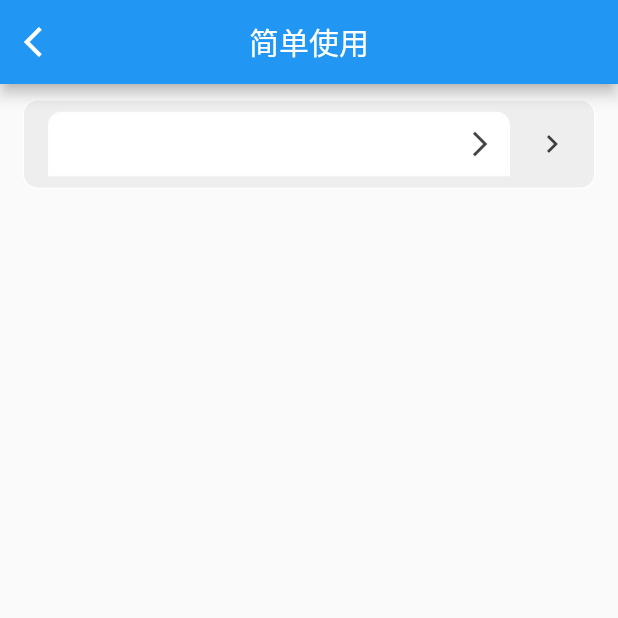
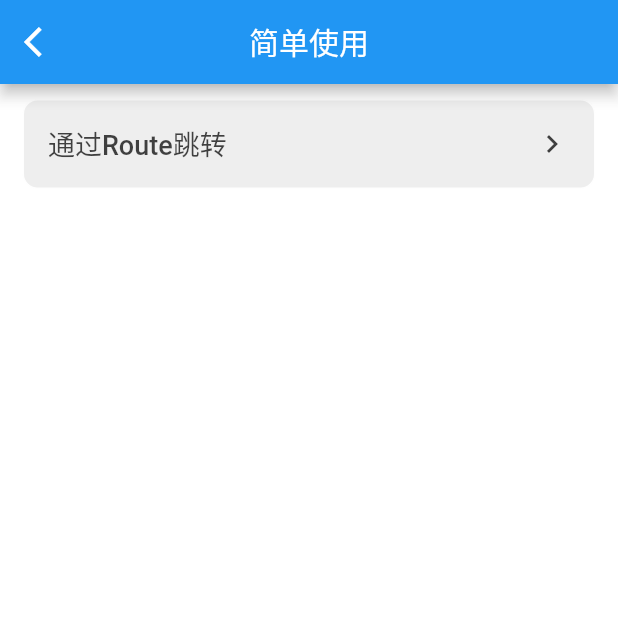
Before and after one commit to zhangxuehuio/flutter_navigo, a Flutter app: the FlutterApiBasePage screen opened directly, on a phone screen of 412 x 824 dp, the top half of it. Run offline on Flutter 3.47's test engine with Material 2 defaults, Android fonts, the phone set to English and light mode, and no system bars; statements that could not run were skipped.

Commit message:
家版本

```diff
--- a/example/lib/flutter_api_base_page.dart
+++ b/example/lib/flutter_api_base_page.dart
@@ -103,8 +103,10 @@ class _FlutterApiBasePageState extends State<FlutterApiBasePage>
     setState(() {
       if (expand) {
         animationController.forward();
+        iconColors = Color(0xff1296db);
       } else {
         animationController.reverse();
+        iconColors = Color(0xBB000000);
       }
     });
   }
@@ -112,6 +114,7 @@ class _FlutterApiBasePageState extends State<FlutterApiBasePage>
   @override
   Widget build(BuildContext context) {
     return Scaffold(
+      backgroundColor: Colors.white70,
       appBar: AppBar(
         leading: Icon(Icons.arrow_back_ios),
         centerTitle: true,
@@ -119,36 +122,13 @@ class _FlutterApiBasePageState extends State<FlutterApiBasePage>
       ),
       body: ListView(
         children: <Widget>[
-          _buildItem("","",(c){}),
-          /// (title: Text('第一列')),
-//          ExpansionTile(
-//            title: const Text('通过Route跳转'),
-//            backgroundColor: Colors.white,
-//            trailing: RotationTransition(
-//              turns: animation,
-//              child: Icon(
-//                Icons.chevron_right,
-//                color: iconColors,
-//              ),
-//            ),
-//            onExpansionChanged: (bool) {
-//              _changeOpacity(bool);
-//            },
-//            children: const <Widget>[
-//              ListTile(title: Text('One')),
-//              ListTile(title: Text('Two')),
-//              ListTile(title: Text('Free')),
-//              ListTile(title: Text('Four'))
-//            ],
-//          ),
-//          const ListTile(title: Text('第三列')),
+          _buildItem('通过Route跳转', list),
         ],
       ),
     );
   }
 
-  _buildItem(
-      String title, String desc, Function(BuildContext context) callback) {
+  _buildItem(String title, List<ApiModel> list) {
     return Container(
       decoration: BoxDecoration(
         color: Color(0xffeeeeee),
@@ -156,39 +136,16 @@ class _FlutterApiBasePageState extends State<FlutterApiBasePage>
         border: Border.all(color: Color(0xFFFEFEFE), width: 1),
       ),
       margin: EdgeInsets.symmetric(horizontal: 15, vertical: 10),
-      child:ExpansionTile(
-        title: Container(
-          decoration: BoxDecoration(
-              color: Colors.white,
-              borderRadius: BorderRadius.only(
-                  topLeft: Radius.circular(9),
-                  topRight: Radius.circular(9)),
-              border: Border.all(color: Color(0xFFFEFEFE), width: 2)
+      child: ExpansionTile(
+        title: Text(
+          title,
+          style: TextStyle(
+            fontWeight: FontWeight.w500,
+            fontSize: 18,
+            color: iconColors,
           ),
-          padding: EdgeInsets.all(8),
-          alignment: Alignment.centerLeft,
-          child: Row(
-            mainAxisAlignment: MainAxisAlignment.spaceBetween,
-            mainAxisSize: MainAxisSize.max,
-            children: <Widget>[
-              Text(
-                title,
-                style: TextStyle(
-                  fontSize: 20,
-                  fontWeight: FontWeight.bold,
-                  color: Color(0xBB000000),
-                ),
-              ),
-              Icon(
-                Icons.arrow_forward_ios,
-                color: Color(0xBB000000),
-                size: 20,
-              )
-            ],
-          ),
+          textAlign: TextAlign.left,
         ),
-//        Text('通过Route跳转'),
-        backgroundColor: Colors.white,
         trailing: RotationTransition(
           turns: animation,
           child: Icon(
@@ -199,14 +156,25 @@ class _FlutterApiBasePageState extends State<FlutterApiBasePage>
         onExpansionChanged: (bool) {
           _changeOpacity(bool);
         },
-        children: const <Widget>[
-          ListTile(title: Text('One')),
-          ListTile(title: Text('Two')),
-          ListTile(title: Text('Free')),
-          ListTile(title: Text('Four'))
-        ],
+        children: _getChildrenAction(list),
       ),
     );
+  }
+
+  List<Widget> _getChildrenAction(List<ApiModel> list) {
+    return List<Widget>.generate(list.length, (int index) {
+      ApiModel model = list[index];
+      return ListTile(
+        onTap: (){
+          Navigator.push(context, route)
+        },
+        title: Text(model.name),
+        subtitle: Text("跳转到目标页面"),
+        trailing: Icon(
+          Icons.chevron_right,
+        ),
+      );
+    });
   }
 }
 
```
Also changed, not shown: example/assets/json/api_model.json (added, +59 -0 lines), example/pubspec.lock, pubspec.lock, 1 other file.
